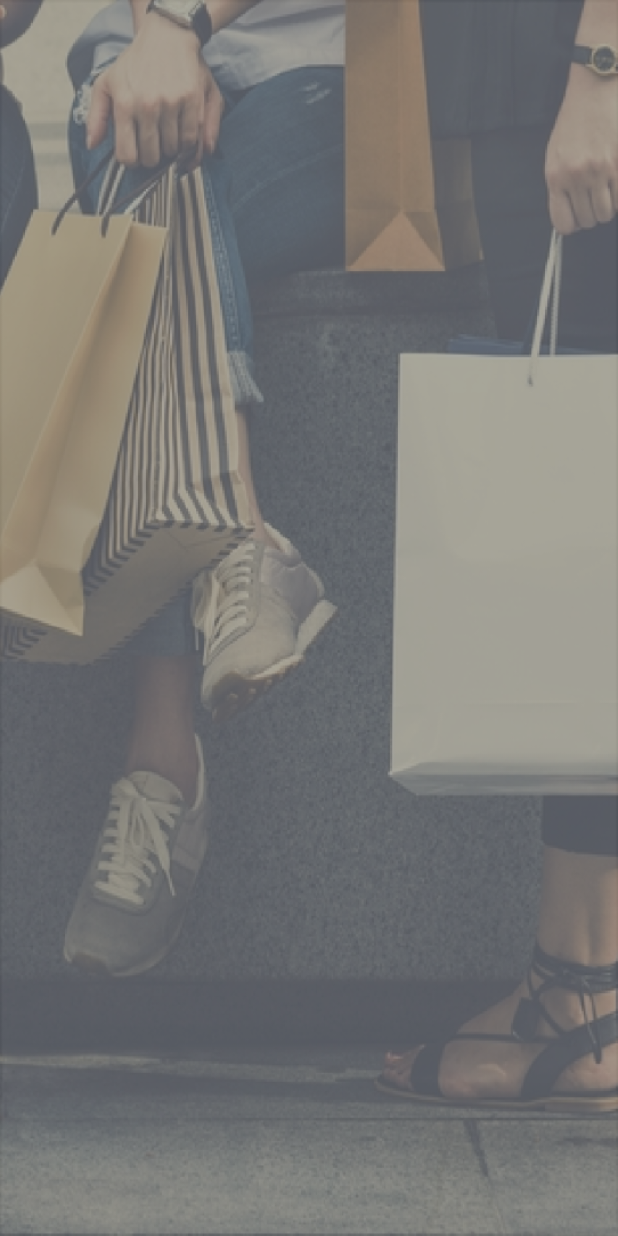
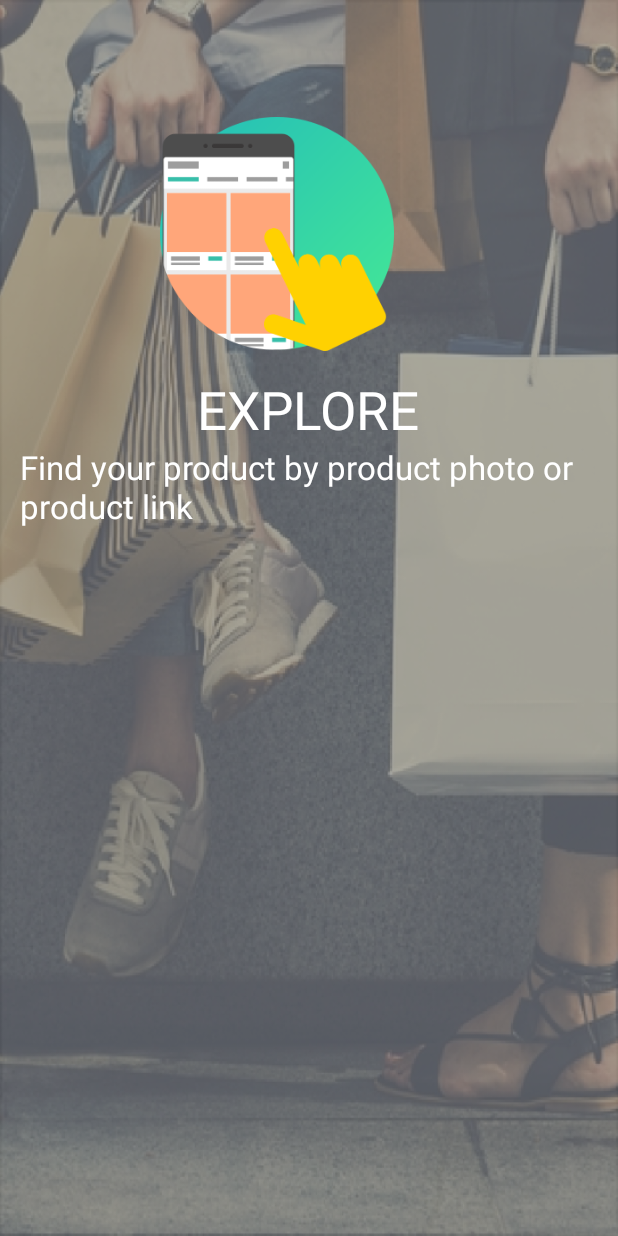
Before and after one commit to AlshimaaRifaat/Oqaaz-App, an Android app: the layout item_view_pager.xml on its own in the app's theme, with its tools: preview values and no code run, on a phone screen of 412 x 824 dp. Run offline under Robolectric (Android 15) with nearby library versions, the phone set to English and light mode, and no system bars.

Commit message:
view pager completed

```diff
--- a/app/src/main/res/layout/item_view_pager.xml
+++ b/app/src/main/res/layout/item_view_pager.xml
@@ -12,4 +12,35 @@
         android:scaleType="fitXY"
         />
 
+<ImageView
+    android:id="@+id/item_view_pager_image_explore"
+    android:layout_width="@dimen/_120sdp"
+    android:layout_height="@dimen/_120sdp"
+    android:background="@drawable/i"
+    android:layout_marginLeft="@dimen/_82sdp"
+    android:layout_marginTop="@dimen/_60sdp"
+    />
+    <TextView
+        android:id="@+id/item_view_pager_text_name"
+        android:layout_width="wrap_content"
+        android:layout_height="wrap_content"
+        android:textColor="#fff"
+        android:text="@string/EXPLORE"
+        android:textAllCaps="true"
+        android:textSize="@dimen/_27sdp"
+        android:layout_marginTop="@dimen/_12sdp"
+        android:layout_below="@+id/item_view_pager_image_explore"
+       android:layout_centerInParent="true"/>
+    <TextView
+        android:id="@+id/item_view_pager_text_description"
+        android:layout_width="wrap_content"
+        android:layout_height="wrap_content"
+        android:text="@string/Find_your_product_by_product_photo_or_product_link"
+        android:textSize="@dimen/_17sdp"
+        android:textColor="#fff"
+        android:layout_below="@+id/item_view_pager_text_name"
+        android:layout_marginLeft="@dimen/_10sdp"
+        android:layout_marginRight="@dimen/_10sdp"
+        android:layout_centerInParent="true"
+        />
 </RelativeLayout>
--- a/app/src/main/res/values/strings.xml
+++ b/app/src/main/res/values/strings.xml
@@ -43,4 +43,9 @@
     <string name="nav_header_subtitle">android.studio@android.com</string>
     <string name="nav_header_desc">Navigation header</string>
     <string name="action_settings">Settings</string>
+    <string name="Skip">Skip</string>
+    <string name="EXPLORE">EXPLORE</string>
+    <string name="Find_your_product_by_product_photo_or_product_link">Find your product by product photo or product link</string>
+    <string name="You_will_deliver_your_product_fastly">You will deliver your product fastly</string>
+    <string name="You_will_pay_in_door">You will pay in door</string>
 </resources>
```
Also changed, not shown: app/src/main/java/com/example/shosho/oqaaz/activity/ViewPagerActivity.java (+31 -4 lines), app/src/main/java/com/example/shosho/oqaaz/adapter/ViewPagerAdapter.java (+14 -1 lines), app/src/main/res/layout/activity_view_pager.xml (+17 -1 lines), 1 other file.
